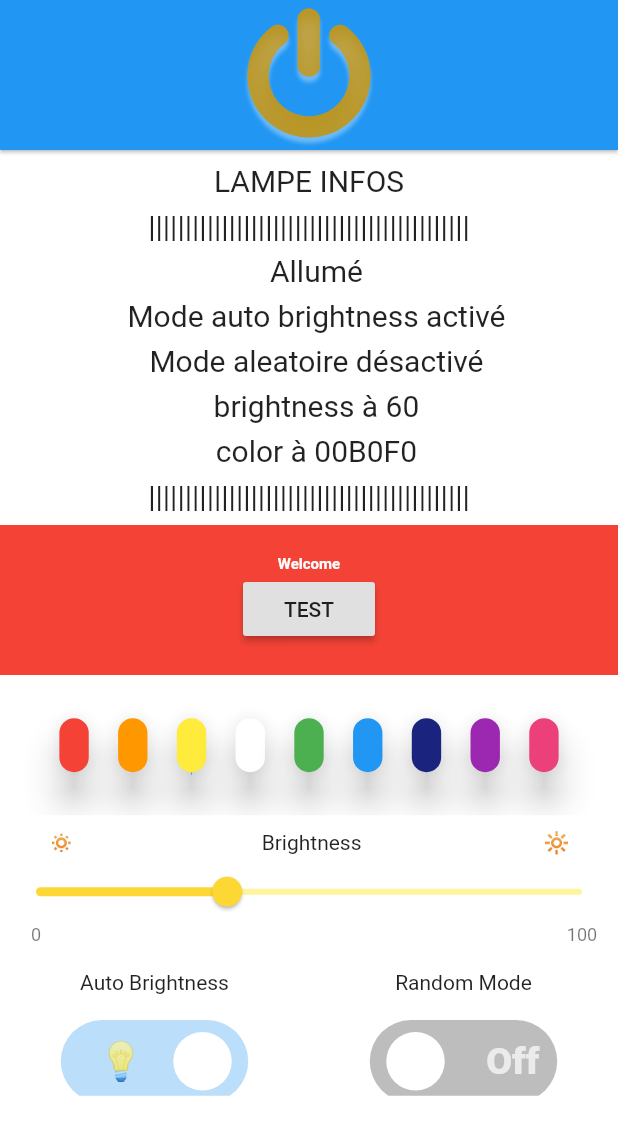
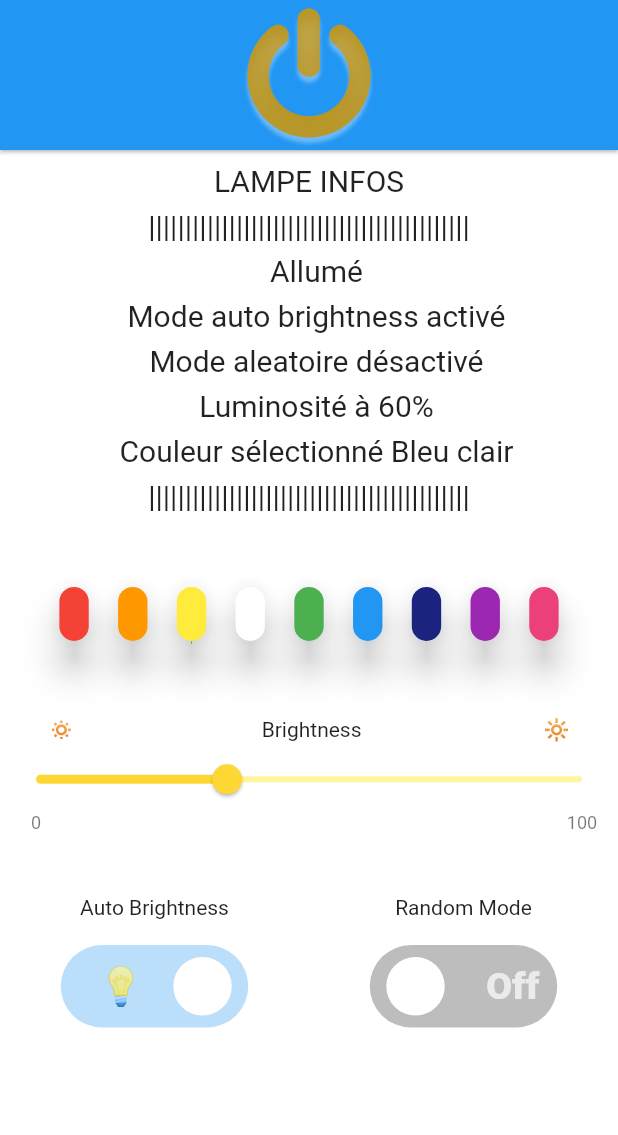
Before and after one commit to PA-2022-Moc/lightcontrol, a Flutter app: the screen it shows after launch, after a tap on "Off", on a phone screen of 412 x 824 dp. Shown: the top 1135 px of the screen. Run offline on Flutter 3.47's test engine with Material 2 defaults, Android fonts, the phone set to English and light mode, and no system bars; drawn by our look-alikes of flutter_switch, syncfusion_flutter_sliders; our stand-ins replace dio; network calls fail.

Commit message:
modification affichage plus en hex mais en string des couleurs

```diff
--- a/lib/model/lamp.dart
+++ b/lib/model/lamp.dart
@@ -1,3 +1,4 @@
+import 'package:flutter/material.dart';
 import 'package:lightcontrol/services/lamp_service.dart';
 
 class Lamp {
@@ -8,6 +9,36 @@ class Lamp {
   bool randomMode = false;
   int brightness = 60;
   String color = "00B0F0";
+
+  var colorHex = {
+    Colors.red: 'FF0000',
+    Colors.orange: 'FFC000',
+    Colors.yellow: 'FFFF00',
+    Colors.white: 'FFFFFF',
+    Colors.green: '00B050',
+    Colors.lightBlue: '00B0F0',
+    Colors.indigo.shade900: '002060',
+    Colors.purple: '7030A0',
+    Colors.pink.shade400: 'FD6C9E'
+  };
+
+  var colorToString = {
+    'FF0000': 'Rouge',
+    'FFC000': "Orange",
+    'FFFF00': "Jaune",
+    'FFFFFF': "Blanc",
+    '00B050': "Vert",
+    '00B0F0': "Bleu clair",
+    '002060': "Bleu",
+    '7030A0': "Violet",
+    'FD6C9E': "Rose",
+  };
+
+  String test(String hex) {
+    String colorString;
+    colorString = colorToString[color]!;
+    return colorString;
+  }
 
   void consoleInfos() {
     print("      LAMPE CONSOLE INFOS \n");
@@ -61,8 +92,8 @@ class Lamp {
       line5 = "  Mode aleatoire activé        \n";
     }
 
-    String line6 = "  brightness à ${brightness}         \n";
-    String line7 = "  color à ${color}                            \n";
+    String line6 = "  Luminosité à ${brightness}%         \n";
+    String line7 = "  Couleur sélectionné ${test(color)}           \n";
 
     List<String> concatLinesWhenIsOff = [line1, line2, line3, line2];
     List<String> concatLines = [
--- a/lib/views/my_app.dart
+++ b/lib/views/my_app.dart
@@ -74,7 +74,7 @@ class _MyAppState extends State<MyApp> {
     });
   }
 
-  void changeColorBackgout(Color newColorBackGround) {
+  void changeColorBackground(Color newColorBackGround) {
     colorBackground = newColorBackGround;
   }
 
--- a/lib/views/my_home_page.dart
+++ b/lib/views/my_home_page.dart
@@ -29,23 +29,13 @@ class _MyHomePageState extends State<MyHomePage> {
   // 50,0
   LampFactory lampFactoryTest = LampFactory();
   LampService lampService = LampService();
-  var colorHex = {
-    Colors.red: 'FF0000',
-    Colors.orange: 'FFC000',
-    Colors.yellow: 'FFFF00',
-    Colors.white: 'FFFFFF',
-    Colors.green: '00B050',
-    Colors.lightBlue: '00B0F0',
-    Colors.indigo.shade900: '002060',
-    Colors.purple: '7030A0',
-    Colors.pink.shade400: 'FD6C9E'
-  };
+  Lamp lamp = Lamp();
 
   void selectColor(Color color) {
     // if (!widget.lamp.checkIfOn()) {
     //   print('allumer la lampe avant de selectionner une couleur');
     // } else {
-    String colorSelected = colorHex[color]!;
+    String colorSelected = lamp.colorHex[color]!;
     widget.defaultLamp.changeColor(colorSelected);
     lampService.updateColor(context, colorSelected);
     //}
@@ -122,40 +112,6 @@ class _MyHomePageState extends State<MyHomePage> {
                 // padding: const EdgeInsets.all(0.8),
                 child: HorizontalCaroussel(
                     content: widget.infoLamp)), // getHttp widget.infoLamp
-          ),
-          Container(
-            color: Colors.red,
-            height: 100.0,
-            width: 414,
-            child: Center(
-              child: Column(
-                // add Column
-                mainAxisAlignment: MainAxisAlignment.center,
-                children: <Widget>[
-                  Text('Welcome',
-                      style: TextStyle(
-                          // your text
-                          fontSize: 10.0,
-                          fontWeight: FontWeight.bold,
-                          color: Colors.white)),
-                  RaisedButton(
-                    onPressed: () {
-                      String instruction = "start";
-                      setState(() {
-                        print("truc");
-                        print(valueCursor);
-
-                        //instructionToAPI(instruction);
-                      });
-
-                      // print(widget.defaultLamp
-                      //     .displayInfosLampOnScreen(widget.defaultLamp));
-                    },
-                    child: Text('TEST'),
-                  ), // your button beneath text
-                ],
-              ),
-            ),
           ),
           Expanded(
             // les color buttons
```
Also changed, not shown: 3 other files.
